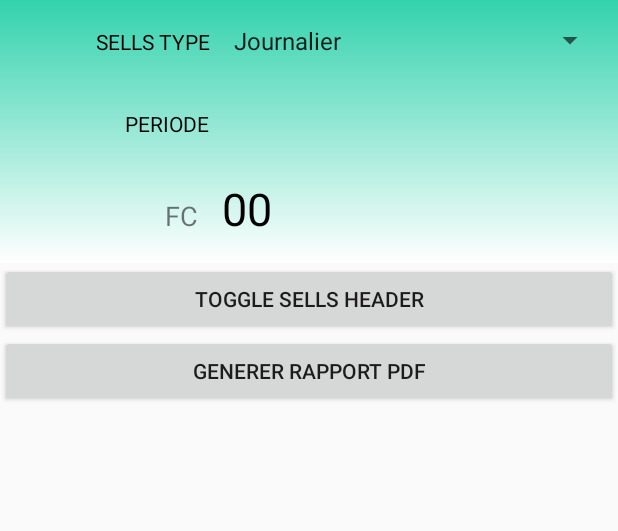
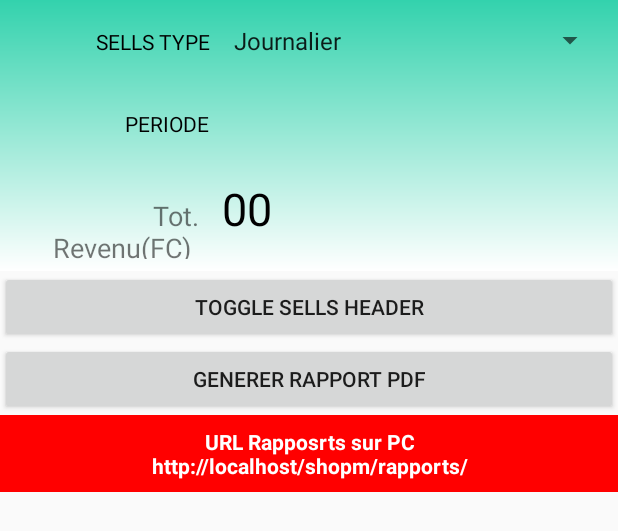
Before and after one commit to doctarhyf/Shopm, an Android app: the layout fragment_sells.xml on its own in the app's theme, with its tools: preview values and no code run, on a phone screen of 412 x 824 dp. Shown: the top 531 px of the screen. Run offline under Robolectric (Android 15) with nearby library versions, the light colour scheme and no system bars; plain views replace GraphView.

Commit message:
updated repports fragment to show repports path on PC

```diff
--- a/app/src/main/java/com/example/doctarhyf/shopm/ActivityHome.java
+++ b/app/src/main/java/com/example/doctarhyf/shopm/ActivityHome.java
@@ -632,11 +632,11 @@ public class ActivityHome extends AppCompatActivity implements
             replaceFragWithBackstack(R.id.fragCont, FragmentSettings.newInstance("",""),
                     new boolean[]{false, false},
                     new int[]{R.id.action_settings, R.id.action_search});
-        } else if (id == R.id.nav_share) {
+        } //else if (id == R.id.nav_share) {
 
-        } else if (id == R.id.nav_send) {
+        //} else if (id == R.id.nav_send) {
 
-        }
+        //}
 
         DrawerLayout drawer = (DrawerLayout) findViewById(R.id.drawer_layout);
         drawer.closeDrawer(GravityCompat.START);
--- a/app/src/main/java/com/example/doctarhyf/shopm/fragments/FragmentSells.java
+++ b/app/src/main/java/com/example/doctarhyf/shopm/fragments/FragmentSells.java
@@ -106,6 +106,9 @@ public class FragmentSells extends Fragment {
     @Override
     public View onCreateView(LayoutInflater inflater, ViewGroup container,
                              Bundle savedInstanceState) {
+
+
+
         // Inflate the layout for this fragment
         getActivity().setTitle("Details des Ventes");
         final View rootView = inflater.inflate(R.layout.fragment_sells, container, false);
--- a/app/src/main/java/com/example/doctarhyf/shopm/fragments/FragnentErrorMessage.java
+++ b/app/src/main/java/com/example/doctarhyf/shopm/fragments/FragnentErrorMessage.java
@@ -83,7 +83,7 @@ public class FragnentErrorMessage extends Fragment {
                 "    4. Lancer l’application mobile sur le téléphone\n" +
                 "    5. Connecter l’application mobile au serveur, de deux manières suivantes :\n" +
                 "       * Soit par scan QR Code du sur l’application PC SHOPM\n" +
-                "       * Soit par paramétrage manuel de l’application mobile, en entrant manuellement l’adresse IP du PC, comme dans les images ci-dessous :");
+                "       * Soit par paramétrage manuel de l’application mobile, en entrant manuellement l’adresse IP du PC dans les parametres.");
 
 
         Button btnRetry = rootView.findViewById(R.id.btnRetry);
--- a/app/src/main/res/layout/fragment_sells.xml
+++ b/app/src/main/res/layout/fragment_sells.xml
@@ -80,7 +80,7 @@
             android:layout_height="wrap_content">
 
             <TextView
-                android:text="FC"
+                android:text="Tot. Revenu(FC) "
                 android:gravity="right"
                 android:layout_width="0dp"
                 android:layout_weight="1"
@@ -89,6 +89,7 @@
                 android:layout_height="wrap_content" />
 
             <TextView
+                android:inputType="number"
                 android:id="@+id/tvTotCash"
                 android:layout_width="0dp"
                 android:layout_weight="2"
@@ -109,7 +110,7 @@
             android:layout_height="wrap_content">
 
             <TextView
-                android:text="DIME"
+                android:text="Dime"
                 android:gravity="right"
                 android:layout_width="0dp"
                 android:layout_weight="1"
@@ -118,12 +119,13 @@
                 android:layout_height="wrap_content" />
 
             <TextView
+                android:inputType="number"
                 android:id="@+id/tvDim"
                 android:layout_width="0dp"
                 android:layout_weight="2"
                 android:text="24 850"
                 android:gravity="left"
-                android:textSize="42sp"
+                android:textSize="26sp"
                 android:padding="8dp"
                 android:textColor="@color/colorBlack"
                 android:layout_height="wrap_content" />
@@ -140,6 +142,16 @@
     <Button
         android:text="GENERER RAPPORT PDF"
         android:id="@+id/btnGenPDFRepport"
+        android:layout_width="match_parent"
+        android:layout_height="wrap_content" />
+
+    <TextView
+        android:textAlignment="center"
+        android:textStyle="bold"
+        android:textColor="@color/white"
+        android:padding="8dp"
+        android:background="@color/red"
+        android:text="URL Rapposrts sur PC\nhttp://localhost/shopm/rapports/"
         android:layout_width="match_parent"
         android:layout_height="wrap_content" />
 
--- a/app/src/main/res/menu/menu_home_drawer.xml
+++ b/app/src/main/res/menu/menu_home_drawer.xml
@@ -21,7 +21,7 @@
             android:title="@string/strSettings" />
     </group>
 
-    <item android:title="Communicate">
+    <!--<item android:title="Communicate">
         <menu>
             <item
                 android:id="@+id/nav_share"
@@ -32,6 +32,6 @@
                 android:icon="@drawable/ic_menu_send"
                 android:title="Send" />
         </menu>
-    </item>
+    </item>-->
 
 </menu>
```
